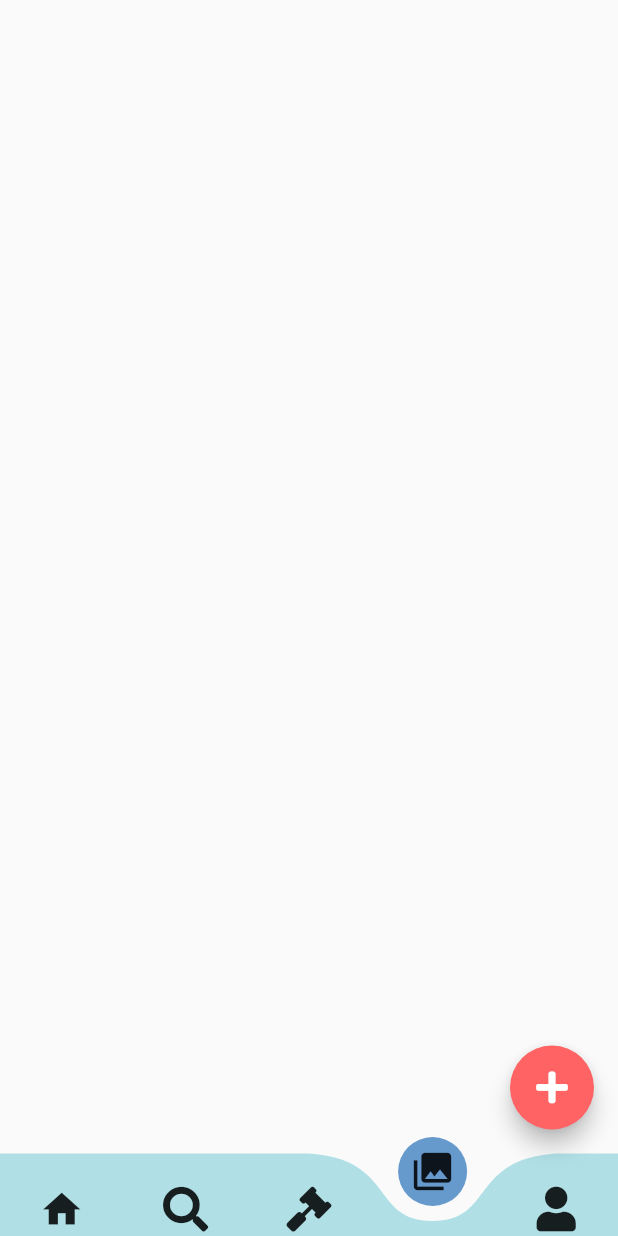
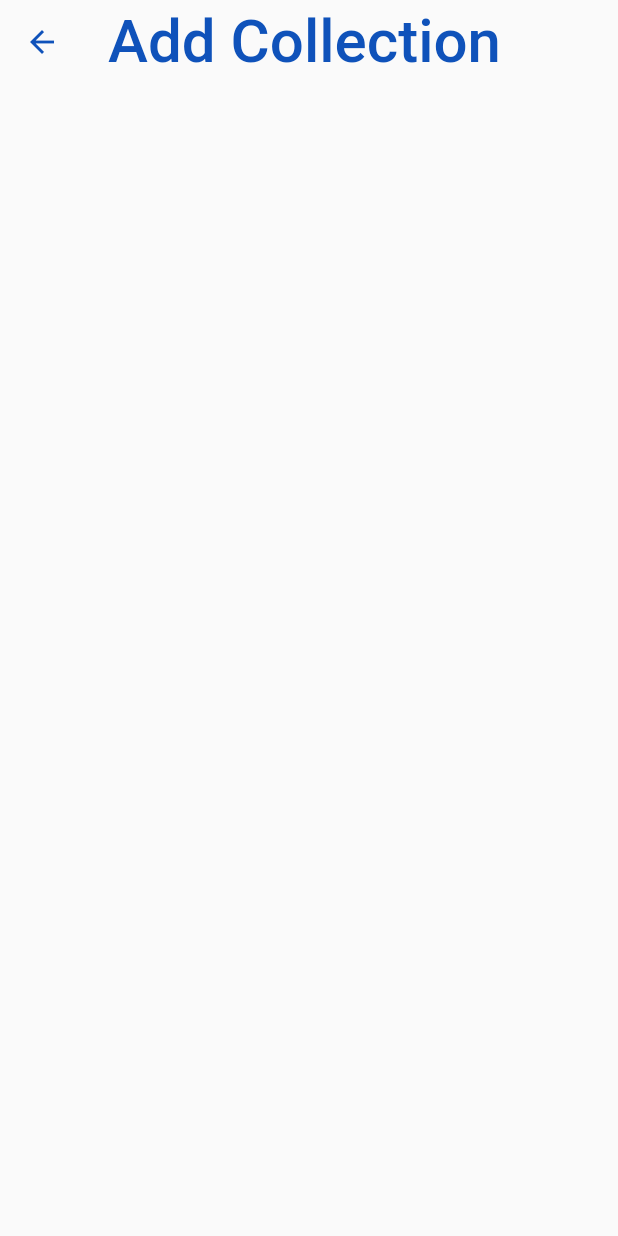
Before and after one commit to MonsterEat90/List-List, a Flutter app: the screen it shows after launch, after a tap on an icon or button, on a phone screen of 412 x 824 dp. Run offline on Flutter 3.47's test engine with Material 2 defaults, Android fonts, the phone set to English and light mode, and no system bars; drawn by our look-alikes of curved_navigation_bar; our stand-ins replace cloud_firestore, firebase_auth, firebase_core, flutter_svg, font_awesome_flutter, google_fonts; accounts and stored records are empty; Roboto replaces fonts that are missing (Dongle).

Commit message:
I dont like flutter clean, need to restore the file where I last commit

```diff
--- /dev/null
+++ b/lib/page/user_page/collection/add_collection.dart
@@ -0,0 +1,34 @@
+import 'package:flutter/material.dart';
+import 'package:google_fonts/google_fonts.dart';
+import 'package:list_list_2/constants/color_constant.dart';
+
+class AddCollection extends StatelessWidget {
+  const AddCollection({Key? key}) : super(key: key);
+
+  @override
+  Widget build(BuildContext context) {
+    return Scaffold(
+      appBar: AppBar(
+        title: Text(
+          "Add Collection",
+          style: GoogleFonts.dongle(
+            fontSize: 40,
+            color: sapphireBlue,
+          ),
+        ),
+        backgroundColor: Colors.transparent,
+        elevation: 0,
+        leading: IconButton(
+          icon: const Icon(
+            Icons.arrow_back,
+            color: sapphireBlue,
+          ),
+          onPressed: () {
+            //passing this to our root
+            Navigator.of(context).pop();
+          },
+        ),
+      ),
+    );
+  }
+}
--- a/lib/page/user_page/navbar.dart
+++ b/lib/page/user_page/navbar.dart
@@ -6,6 +6,7 @@ import 'package:font_awesome_flutter/font_awesome_flutter.dart';
 import 'package:list_list_2/constants/color_constant.dart';
 import 'package:list_list_2/page/user_page/account/account_page.dart';
 import 'package:list_list_2/page/user_page/auction/auction_page.dart';
+import 'package:list_list_2/page/user_page/collection/add_collection.dart';
 import 'package:list_list_2/page/user_page/collection/collection_page.dart';
 import 'package:list_list_2/page/user_page/home/home_page.dart';
 import 'package:list_list_2/page/user_page/search/search_page.dart';
@@ -64,9 +65,15 @@ class _PageNavbarState extends State<PageNavbar> {
               backgroundColor: lightRedColor,
               child: const FaIcon(FontAwesomeIcons.plus),
               onPressed: () {
-                //temporary
-                final navigationState = navigationKey.currentState!;
-                navigationState.setPage(3);
+                Navigator.push(
+                  context,
+                  MaterialPageRoute(
+                    builder: (context) => AddCollection(),
+                  ),
+                );
+                // //temporary
+                // final navigationState = navigationKey.currentState!;
+                // navigationState.setPage(3);
               },
             ),
             body: Stack(
```
Also changed, not shown: lib/page/user_page/home/chat_page.dart (added, +34 -0 lines), lib/page/user_page/home/home_page.dart (+9 -1 lines).
